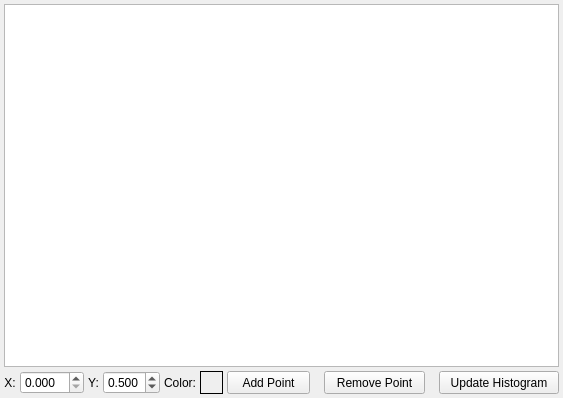
First picture: the form in libs/charts/TFTable.ui, repository 3dct/open_iA, before the edit.
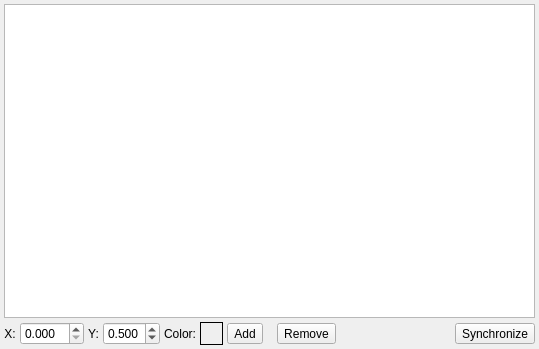
Second picture: the form after the edit. Icons and pictures are not drawn.

Commit message: charts: iATFTableDlg - shorten captions

Patch:
```diff
--- a/libs/charts/TFTable.ui
+++ b/libs/charts/TFTable.ui
@@ -6,8 +6,8 @@
    <rect>
     <x>0</x>
     <y>0</y>
-    <width>551</width>
-    <height>398</height>
+    <width>539</width>
+    <height>349</height>
    </rect>
   </property>
   <property name="windowTitle">
@@ -157,29 +157,11 @@
      </item>
      <item>
       <widget class="QToolButton" name="tbAddPoint">
-       <property name="sizePolicy">
-        <sizepolicy hsizetype="Fixed" vsizetype="Fixed">
-         <horstretch>0</horstretch>
-         <verstretch>0</verstretch>
-        </sizepolicy>
-       </property>
-       <property name="minimumSize">
-        <size>
-         <width>83</width>
-         <height>23</height>
-        </size>
-       </property>
-       <property name="maximumSize">
-        <size>
-         <width>3</width>
-         <height>23</height>
-        </size>
-       </property>
        <property name="toolTip">
         <string>&lt;html&gt;&lt;head/&gt;&lt;body&gt;&lt;p&gt;Adds a point to the table (shortcut: space)&lt;/p&gt;&lt;/body&gt;&lt;/html&gt;</string>
        </property>
        <property name="text">
-        <string>Add Point</string>
+        <string>Add</string>
        </property>
        <property name="icon">
         <iconset resource="charts.qrc">
@@ -214,35 +196,11 @@
      </item>
      <item>
       <widget class="QToolButton" name="tbRemovePoint">
-       <property name="sizePolicy">
-        <sizepolicy hsizetype="Fixed" vsizetype="Fixed">
-         <horstretch>0</horstretch>
-         <verstretch>0</verstretch>
-        </sizepolicy>
-       </property>
-       <property name="minimumSize">
-        <size>
-         <width>101</width>
-         <height>23</height>
-        </size>
-       </property>
-       <property name="maximumSize">
-        <size>
-         <width>101</width>
-         <height>23</height>
-        </size>
-       </property>
-       <property name="sizeIncrement">
-        <size>
-         <width>0</width>
-         <height>0</height>
-        </size>
-       </property>
        <property name="toolTip">
         <string>&lt;html&gt;&lt;head/&gt;&lt;body&gt;&lt;p&gt;Removes points from the table (shortcut: del)&lt;/p&gt;&lt;/body&gt;&lt;/html&gt;</string>
        </property>
        <property name="text">
-        <string>Remove Point</string>
+        <string>Remove</string>
        </property>
        <property name="icon">
         <iconset resource="charts.qrc">
@@ -277,23 +235,11 @@
      </item>
      <item>
       <widget class="QToolButton" name="tbUpdateHisto">
-       <property name="minimumSize">
-        <size>
-         <width>120</width>
-         <height>23</height>
-        </size>
-       </property>
-       <property name="maximumSize">
-        <size>
-         <width>120</width>
-         <height>23</height>
-        </size>
-       </property>
        <property name="toolTip">
         <string>&lt;html&gt;&lt;head/&gt;&lt;body&gt;&lt;p&gt;Updates the transferfunction of the histogram (shortcut: enter)&lt;/p&gt;&lt;/body&gt;&lt;/html&gt;</string>
        </property>
        <property name="text">
-        <string>Update Histogram</string>
+        <string>Synchronize</string>
        </property>
        <property name="icon">
         <iconset resource="charts.qrc">
```
Left out of the diff: 2 changed lines with no effect on the pictures.
